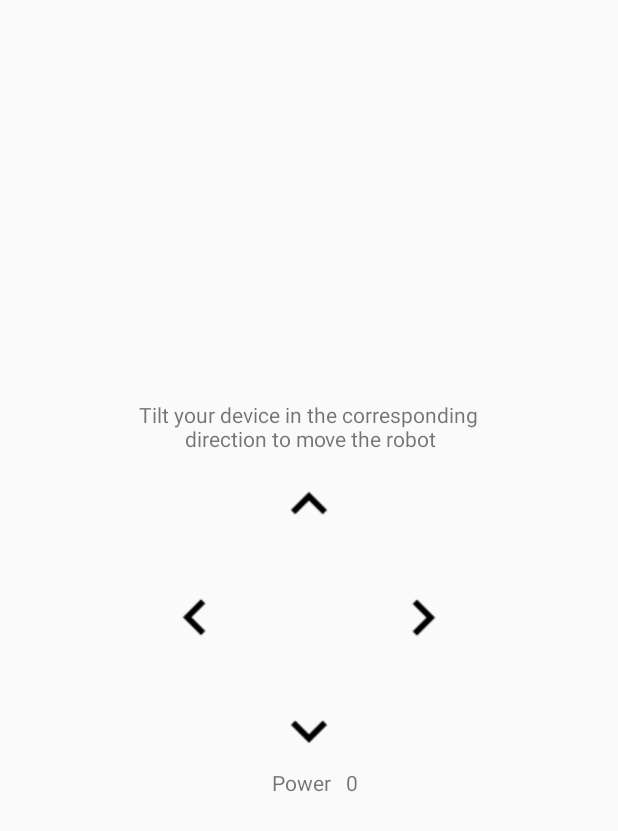
After one commit to kszalai/NXT-Controller, an Android app: the layout fragment_tilt_drive.xml on its own in the app's theme, with its tools: preview values and no code run, on a phone screen of 412 x 824 dp. The commit adds this screen. Shown: the top 831 px of the screen. Run offline under Robolectric (Android 15) with nearby library versions, the phone set to English and light mode, and no system bars.

Commit message:
Implemented UI for Tilt Driving
Refactored classes, made Tilt Driving UI.

```diff
--- a/app/src/main/java/roy/NXT_Control/DriveFragment.java
+++ b/app/src/main/java/roy/NXT_Control/DirectionalDriveFragment.java
@@ -12,7 +12,7 @@ import android.widget.TextView;
 
 import roy.NXT_Control.BTConnection.BluetoothChatService;
 
-public class DriveFragment extends Fragment{
+public class DirectionalDriveFragment extends Fragment{
 
     ImageButton upButton;
     ImageButton downButton;
@@ -24,8 +24,8 @@ public class DriveFragment extends Fragment{
     //Bluetooth Stuff Needed
     BluetoothChatService BTChatService;
 
-    static DriveFragment newInstance(int num) {
-        DriveFragment f = new DriveFragment();
+    static DirectionalDriveFragment newInstance(int num) {
+        DirectionalDriveFragment f = new DirectionalDriveFragment();
 
         // Supply num input as an argument.
         Bundle args = new Bundle();
@@ -37,7 +37,7 @@ public class DriveFragment extends Fragment{
 
     @Override
     public View onCreateView(LayoutInflater inflater,ViewGroup container,Bundle savedInstanceState){
-        return inflater.inflate(R.layout.fragment_drive,container,false);
+        return inflater.inflate(R.layout.fragment_directional_drive,container,false);
     }
 
     @Override
--- a/app/src/main/java/roy/NXT_Control/MainActivity.java
+++ b/app/src/main/java/roy/NXT_Control/MainActivity.java
@@ -1,7 +1,6 @@
 package roy.NXT_Control;
 
 import android.bluetooth.BluetoothAdapter;
-import android.bluetooth.BluetoothDevice;
 import android.bluetooth.BluetoothSocket;
 import android.support.design.widget.TabLayout;
 import android.support.v4.app.FragmentManager;
@@ -58,8 +57,8 @@ public class  MainActivity extends AppCompatActivity implements FragCommunicator
     public void sendBTChatService(BluetoothChatService chatService){
         //Intercept BluetoothChatService
 
-        //Pass Bluetooth Stuff to DriveFragment
-        DriveFragment driveFrag = (DriveFragment)manager.getFragments().get(1);
+        //Pass Bluetooth Stuff to DirectionalDriveFragment
+        DirectionalDriveFragment driveFrag = (DirectionalDriveFragment)manager.getFragments().get(1);
         driveFrag.receiveBTchat(chatService);
     }
 
--- a/app/src/main/java/roy/NXT_Control/PagerAdapter.java
+++ b/app/src/main/java/roy/NXT_Control/PagerAdapter.java
@@ -18,7 +18,7 @@ public class PagerAdapter  extends FragmentStatePagerAdapter{
                 fragment = ConnectionFragment.newInstance(position);
                 break;
             case 1:
-                fragment = DriveFragment.newInstance(position);
+                fragment = DirectionalDriveFragment.newInstance(position);
                 break;
         }
         return fragment;
--- a/app/src/main/res/layout/fragment_drive.xml
+++ b/app/src/main/res/layout/fragment_directional_drive.xml
@@ -2,7 +2,7 @@
     xmlns:tools="http://schemas.android.com/tools"
     android:layout_width="match_parent"
     android:layout_height="match_parent"
-    tools:context="roy.NXT_Control.DriveFragment"
+    tools:context=".DirectionalDriveFragment"
     android:id="@+id/driveFrag">
 
     <SeekBar
--- /dev/null
+++ b/app/src/main/res/layout/fragment_tilt_drive.xml
@@ -0,0 +1,74 @@
+<?xml version="1.0" encoding="utf-8"?>
+<RelativeLayout xmlns:android="http://schemas.android.com/apk/res/android"
+    android:layout_width="match_parent" android:layout_height="match_parent">
+
+    <RelativeLayout
+        android:layout_width="200dp"
+        android:layout_height="200dp"
+        android:layout_centerVertical="true"
+        android:layout_centerHorizontal="true"
+        android:id="@+id/rl_tiltArrows">
+
+        <ImageView
+            android:layout_width="wrap_content"
+            android:layout_height="wrap_content"
+            android:id="@+id/iv_tiltUp"
+            android:layout_alignParentTop="true"
+            android:layout_centerHorizontal="true"
+            android:src="@drawable/ic_keyboard_arrow_up_black_24dp" />
+
+        <ImageView
+            android:layout_width="wrap_content"
+            android:layout_height="wrap_content"
+            android:id="@+id/iv_tiltDown"
+            android:layout_alignParentBottom="true"
+            android:layout_centerHorizontal="true"
+            android:src="@drawable/ic_keyboard_arrow_down_black_24dp" />
+
+        <ImageView
+            android:layout_width="wrap_content"
+            android:layout_height="wrap_content"
+            android:id="@+id/iv_tiltLeft"
+            android:layout_centerVertical="true"
+            android:layout_alignParentLeft="true"
+            android:layout_alignParentStart="true"
+            android:src="@drawable/ic_keyboard_arrow_left_black_24dp" />
+
+        <ImageView
+            android:layout_width="wrap_content"
+            android:layout_height="wrap_content"
+            android:id="@+id/iv_tiltRight"
+            android:layout_centerVertical="true"
+            android:layout_alignParentRight="true"
+            android:layout_alignParentEnd="true"
+            android:src="@drawable/ic_keyboard_arrow_right_black_24dp" />
+    </RelativeLayout>
+
+    <TextView
+        android:layout_width="wrap_content"
+        android:layout_height="wrap_content"
+        android:text="@string/instructions"
+        android:id="@+id/tv_tiltInstruct"
+        android:layout_above="@+id/rl_tiltArrows"
+        android:layout_centerHorizontal="true"
+        android:textAlignment="center"
+        android:layout_marginBottom="10dp" />
+
+    <TextView
+        android:layout_width="wrap_content"
+        android:layout_height="wrap_content"
+        android:text="@string/tiltPowerLabel"
+        android:id="@+id/tv_tiltPowerLabel"
+        android:paddingRight="10dp"
+        android:layout_below="@+id/rl_tiltArrows"
+        android:layout_centerHorizontal="true" />
+
+    <TextView
+        android:layout_width="wrap_content"
+        android:layout_height="wrap_content"
+        android:text="0"
+        android:id="@+id/tv_tiltPowerLevel"
+        android:layout_alignBottom="@+id/tv_tiltPowerLabel"
+        android:layout_toRightOf="@+id/tv_tiltPowerLabel"
+        android:layout_toEndOf="@+id/tv_tiltPowerLabel" />
+</RelativeLayout>
--- a/app/src/main/res/values/strings.xml
+++ b/app/src/main/res/values/strings.xml
@@ -17,4 +17,8 @@
     <!-- Main Menu -->
     <string name="action_preferences">Preferences</string>
     <string name="action_drive_mode">Drive Mode</string>
+
+    <!-- TiltDriveFragment -->
+    <string name="instructions">Tilt your device in the corresponding\n direction to move the robot</string>
+    <string name="tiltPowerLabel">Power</string>
 </resources>
```
